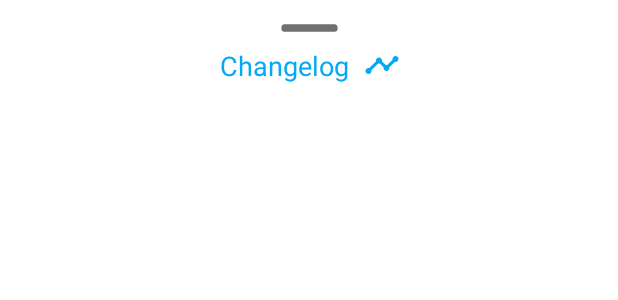
After one commit to FireLord/Weathering, an Android app: the layout bottom_sheet_changelog.xml on its own in the app's theme, with its tools: preview values and no code run, on a phone screen of 412 x 824 dp. The commit adds this screen. Shown: the top 300 px of the screen. Run offline under Robolectric (Android 15) with nearby library versions, the phone set to English and light mode, and no system bars.

Commit message:
app: Add changelog bottom sheet
* Move button clicks to onActivityCreated
* set changelog icon colour for sheet tv

Signed-off-by: FireLord <firelord.xda@gmail.com>

```diff
--- a/app/src/main/res/drawable/ic_changelog.xml
+++ b/app/src/main/res/drawable/ic_changelog.xml
@@ -4,6 +4,6 @@
     android:viewportWidth="24"
     android:viewportHeight="24">
   <path
-      android:fillColor="#FF000000"
+      android:fillColor="#03A9F4"
       android:pathData="M23,8c0,1.1 -0.9,2 -2,2c-0.18,0 -0.35,-0.02 -0.51,-0.07l-3.56,3.55C16.98,13.64 17,13.82 17,14c0,1.1 -0.9,2 -2,2s-2,-0.9 -2,-2c0,-0.18 0.02,-0.36 0.07,-0.52l-2.55,-2.55C10.36,10.98 10.18,11 10,11c-0.18,0 -0.36,-0.02 -0.52,-0.07l-4.55,4.56C4.98,15.65 5,15.82 5,16c0,1.1 -0.9,2 -2,2s-2,-0.9 -2,-2s0.9,-2 2,-2c0.18,0 0.35,0.02 0.51,0.07l4.56,-4.55C8.02,9.36 8,9.18 8,9c0,-1.1 0.9,-2 2,-2s2,0.9 2,2c0,0.18 -0.02,0.36 -0.07,0.52l2.55,2.55C14.64,12.02 14.82,12 15,12c0.18,0 0.36,0.02 0.52,0.07l3.55,-3.56C19.02,8.35 19,8.18 19,8c0,-1.1 0.9,-2 2,-2S23,6.9 23,8zM23,8c0,1.1 -0.9,2 -2,2c-0.18,0 -0.35,-0.02 -0.51,-0.07l-3.56,3.55C16.98,13.64 17,13.82 17,14c0,1.1 -0.9,2 -2,2s-2,-0.9 -2,-2c0,-0.18 0.02,-0.36 0.07,-0.52l-2.55,-2.55C10.36,10.98 10.18,11 10,11c-0.18,0 -0.36,-0.02 -0.52,-0.07l-4.55,4.56C4.98,15.65 5,15.82 5,16c0,1.1 -0.9,2 -2,2s-2,-0.9 -2,-2s0.9,-2 2,-2c0.18,0 0.35,0.02 0.51,0.07l4.56,-4.55C8.02,9.36 8,9.18 8,9c0,-1.1 0.9,-2 2,-2s2,0.9 2,2c0,0.18 -0.02,0.36 -0.07,0.52l2.55,2.55C14.64,12.02 14.82,12 15,12c0.18,0 0.36,0.02 0.52,0.07l3.55,-3.56C19.02,8.35 19,8.18 19,8c0,-1.1 0.9,-2 2,-2S23,6.9 23,8z"/>
 </vector>
--- /dev/null
+++ b/app/src/main/res/layout/bottom_sheet_changelog.xml
@@ -0,0 +1,33 @@
+<?xml version="1.0" encoding="utf-8"?>
+<androidx.constraintlayout.widget.ConstraintLayout xmlns:android="http://schemas.android.com/apk/res/android"
+    xmlns:app="http://schemas.android.com/apk/res-auto"
+    xmlns:tools="http://schemas.android.com/tools"
+    android:id="@+id/clRoot"
+    android:layout_width="match_parent"
+    android:layout_height="match_parent">
+
+    <ImageView
+        android:id="@+id/ivPill"
+        android:layout_width="wrap_content"
+        android:layout_height="wrap_content"
+        android:layout_marginTop="16dp"
+        android:adjustViewBounds="true"
+        app:layout_constraintEnd_toEndOf="parent"
+        app:layout_constraintStart_toStartOf="parent"
+        app:layout_constraintTop_toTopOf="parent"
+        app:srcCompat="@drawable/ic_pill" />
+
+    <TextView
+        android:id="@+id/tvChangelog"
+        android:layout_width="wrap_content"
+        android:layout_height="wrap_content"
+        android:layout_marginTop="10dp"
+        android:drawableEnd="@drawable/ic_changelog"
+        android:drawablePadding="10dp"
+        android:text="@string/changelog"
+        android:textColor="@color/buBlue"
+        android:textSize="18sp"
+        app:layout_constraintEnd_toEndOf="@+id/ivPill"
+        app:layout_constraintStart_toStartOf="@+id/ivPill"
+        app:layout_constraintTop_toBottomOf="@+id/ivPill" />
+</androidx.constraintlayout.widget.ConstraintLayout>
```
Also changed, not shown: app/src/main/java/com/firelord/weathering/info/BottomSheetChangelog.kt (added, +22 -0 lines), app/src/main/java/com/firelord/weathering/info/Info.kt (+11 -1 lines).
